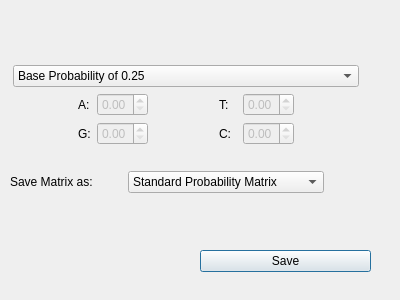
TaronSilver/genom, file src/askBaseProb.ui: the form before one commit.
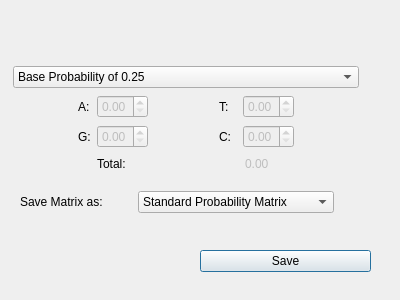
The form after the commit.

Commit message: Added support for the custom base choice with user error handling

Diff of the .ui file:
```diff
--- a/src/askBaseProb.ui
+++ b/src/askBaseProb.ui
@@ -19,7 +19,7 @@
      <x>13</x>
      <y>65</y>
      <width>346</width>
-     <height>82</height>
+     <height>111</height>
     </rect>
    </property>
    <layout class="QGridLayout" name="gridLayout_3">
@@ -217,6 +217,38 @@
       </item>
      </widget>
     </item>
+    <item row="4" column="6">
+     <widget class="QDoubleSpinBox" name="showTotal">
+      <property name="enabled">
+       <bool>false</bool>
+      </property>
+      <property name="frame">
+       <bool>false</bool>
+      </property>
+      <property name="readOnly">
+       <bool>true</bool>
+      </property>
+      <property name="buttonSymbols">
+       <enum>QAbstractSpinBox::NoButtons</enum>
+      </property>
+      <property name="keyboardTracking">
+       <bool>true</bool>
+      </property>
+      <property name="maximum">
+       <double>999.000000000000000</double>
+      </property>
+      <property name="singleStep">
+       <double>0.000000000000000</double>
+      </property>
+     </widget>
+    </item>
+    <item row="4" column="2" colspan="3">
+     <widget class="QLabel" name="label_3">
+      <property name="text">
+       <string>Total:</string>
+      </property>
+     </widget>
+    </item>
    </layout>
   </widget>
   <widget class="QPushButton" name="buttonSave">
@@ -235,8 +267,8 @@
   <widget class="QWidget" name="layoutWidget_2">
    <property name="geometry">
     <rect>
-     <x>10</x>
-     <y>170</y>
+     <x>20</x>
+     <y>190</y>
      <width>314</width>
      <height>24</height>
     </rect>
```
Left out of the diff: 11 changed lines with no effect on the pictures. The commit also changes 7 other files.
